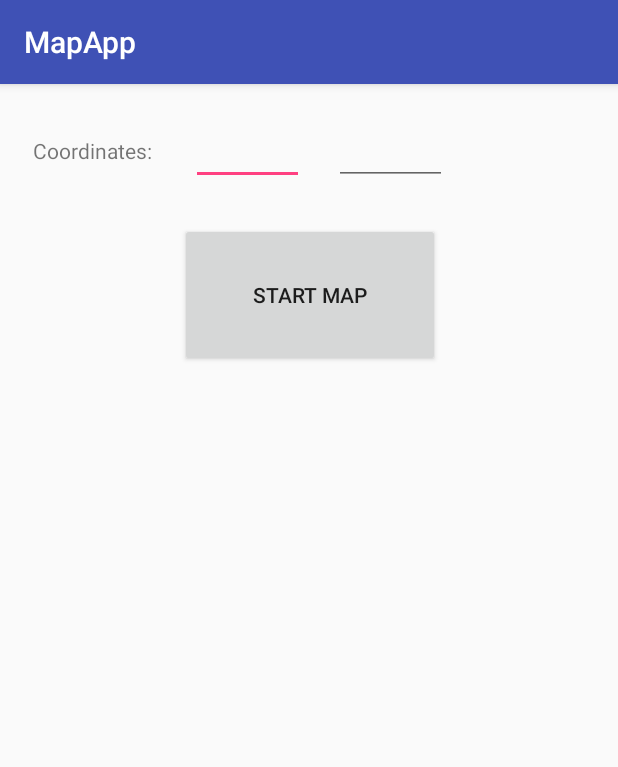
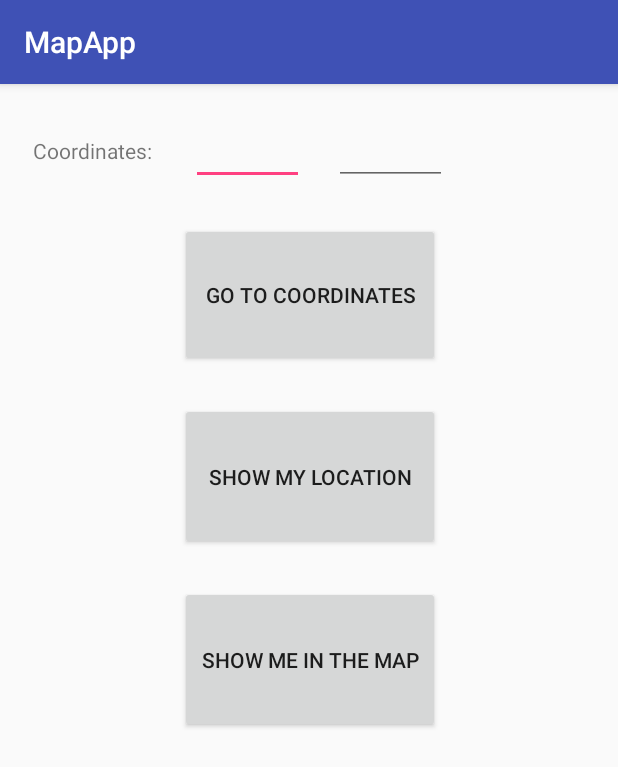
Before and after one commit to AleksiMoilanen/AndroidCourse, an Android app: the screen it shows after launch (MainActivity), on a phone screen of 412 x 824 dp. Shown: the top 767 px of the screen. Run offline under Robolectric (Android 15) with nearby library versions, the phone set to English and light mode, and no system bars.

Commit message:
Last location and show me in the map features

```diff
--- a/MapApp/app/src/main/AndroidManifest.xml
+++ b/MapApp/app/src/main/AndroidManifest.xml
@@ -9,6 +9,7 @@
          location permissions for the 'MyLocation' functionality.
     -->
     <uses-permission android:name="android.permission.ACCESS_FINE_LOCATION" />
+    <uses-permission android:name="android.permission.ACCESS_COARSE_LOCATION"/>
 
     <application
         android:allowBackup="true"
--- a/MapApp/app/src/main/res/layout/activity_main.xml
+++ b/MapApp/app/src/main/res/layout/activity_main.xml
@@ -9,6 +9,38 @@
     <Button
         android:id="@+id/button"
         android:layout_width="173dp"
+        android:layout_height="98dp"
+        android:layout_marginEnd="8dp"
+        android:layout_marginLeft="8dp"
+        android:layout_marginRight="8dp"
+        android:layout_marginStart="8dp"
+        android:layout_marginTop="24dp"
+        android:onClick="openMapMe"
+        android:text="SHOW ME IN THE MAP"
+        app:layout_constraintEnd_toEndOf="parent"
+        app:layout_constraintHorizontal_bias="0.502"
+        app:layout_constraintStart_toStartOf="parent"
+        app:layout_constraintTop_toBottomOf="@+id/button3" />
+
+    <Button
+        android:id="@+id/button3"
+        android:layout_width="173dp"
+        android:layout_height="98dp"
+        android:layout_marginEnd="8dp"
+        android:layout_marginLeft="8dp"
+        android:layout_marginRight="8dp"
+        android:layout_marginStart="8dp"
+        android:layout_marginTop="24dp"
+        android:onClick="openMapPos"
+        android:text="SHOW MY LOCATION"
+        app:layout_constraintEnd_toEndOf="parent"
+        app:layout_constraintHorizontal_bias="0.502"
+        app:layout_constraintStart_toStartOf="parent"
+        app:layout_constraintTop_toBottomOf="@+id/button2" />
+
+    <Button
+        android:id="@+id/button2"
+        android:layout_width="173dp"
         android:layout_height="96dp"
         android:layout_marginEnd="8dp"
         android:layout_marginLeft="8dp"
@@ -16,7 +48,7 @@
         android:layout_marginStart="8dp"
         android:layout_marginTop="25dp"
         android:onClick="openMapCoord"
-        android:text="START MAP"
+        android:text="GO TO COORDINATES"
         app:layout_constraintEnd_toEndOf="parent"
         app:layout_constraintHorizontal_bias="0.502"
         app:layout_constraintStart_toStartOf="parent"
```
Also changed, not shown: MapApp/app/src/main/java/com/aleksi/mapapp/MainActivity.java (+29 -4 lines), MapApp/app/src/main/java/com/aleksi/mapapp/MapsActivity.java (+89 -11 lines).
